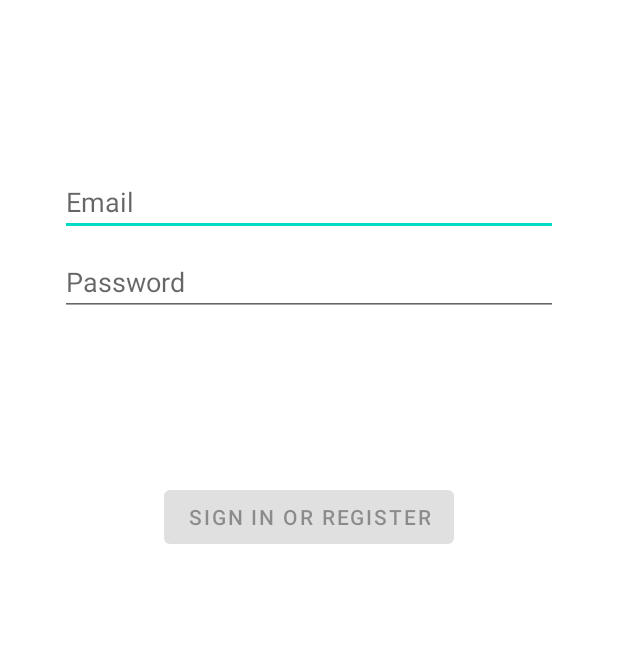
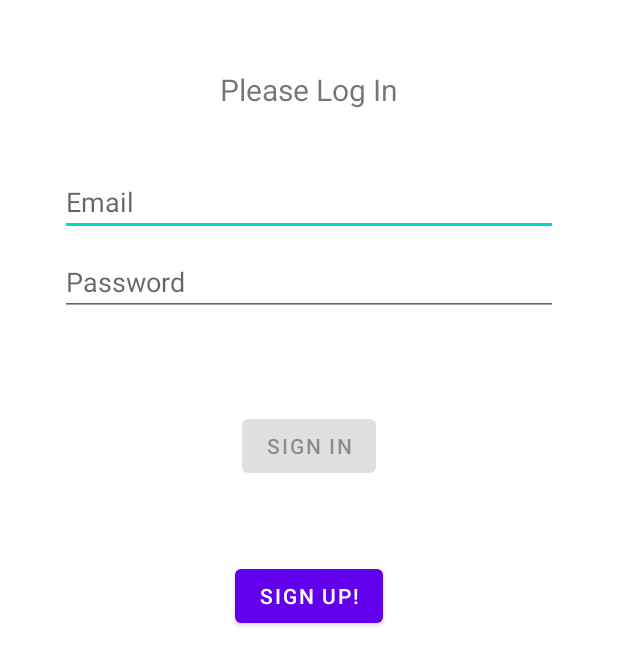
Before and after one commit to BCDross/ISIT322-GroupProject, an Android app: the screen it shows after launch (MainActivity), on a phone screen of 412 x 824 dp. Shown: the top 665 px of the screen. Run offline under Robolectric (Android 15) with nearby library versions, the phone set to English and light mode, and no system bars; our stand-ins replace navigation-ui.

Commit message:
starts register new user section

```diff
--- a/RookandLochBooks/app/src/main/java/com/hfad/rookandlochbooks/MainActivity.java
+++ b/RookandLochBooks/app/src/main/java/com/hfad/rookandlochbooks/MainActivity.java
@@ -53,6 +53,7 @@ public class MainActivity extends AppCompatActivity {
         Date currentTime = Calendar.getInstance().getTime();
         Boolean sessionIsActive = SessionManager.isSessionActive(currentTime,this);
         RookLochDatabaseHelper dbHelper = new RookLochDatabaseHelper(this);
+        dbHelper.getReadableDatabase();
 
 /*
         try {
--- a/RookandLochBooks/app/src/main/java/com/hfad/rookandlochbooks/ui/login/LoginFragment.java
+++ b/RookandLochBooks/app/src/main/java/com/hfad/rookandlochbooks/ui/login/LoginFragment.java
@@ -21,6 +21,7 @@ import android.view.ViewGroup;
 import android.view.inputmethod.EditorInfo;
 import android.widget.Button;
 import android.widget.EditText;
+import android.widget.ListView;
 import android.widget.ProgressBar;
 import android.widget.TextView;
 import android.widget.Toast;
@@ -29,6 +30,7 @@ import com.hfad.rookandlochbooks.MainActivity;
 import com.hfad.rookandlochbooks.data.RookLochDatabaseHelper;
 import com.hfad.rookandlochbooks.data.session.SessionManager;
 import com.hfad.rookandlochbooks.databinding.FragmentLoginBinding;
+import com.hfad.rookandlochbooks.ui.login.RegisterNewUser;
 
 import com.hfad.rookandlochbooks.R;
 import android.database.sqlite.SQLiteDatabase;
@@ -44,7 +46,6 @@ public class LoginFragment extends Fragment {
     private FragmentLoginBinding binding;
     private RookLochDatabaseHelper dbHelper;
     private Context context;
-
 
     @Nullable
     @Override
@@ -67,6 +68,7 @@ public class LoginFragment extends Fragment {
         final EditText passwordEditText = binding.password;
         final Button loginButton = binding.login;
         final ProgressBar loadingProgressBar = binding.loading;
+        final Button registerNewUserBtn = getView().findViewById(R.id.registerNewUserBtn);
 
         loginViewModel.getLoginFormState().observe(getViewLifecycleOwner(), new Observer<LoginFormState>() {
             @Override
@@ -140,6 +142,15 @@ public class LoginFragment extends Fragment {
 
             }
         });
+
+        registerNewUserBtn.setOnClickListener(new View.OnClickListener() {
+            @Override
+            public void onClick(View v) {
+                Intent k = new Intent(getActivity(), com.hfad.rookandlochbooks.ui.login.RegisterNewUser.class);
+                startActivity(k);
+
+            }
+        });
     }
 
     private void updateUiWithUser(LoggedInUserView model) {
--- a/RookandLochBooks/app/src/main/res/layout/fragment_login.xml
+++ b/RookandLochBooks/app/src/main/res/layout/fragment_login.xml
@@ -10,6 +10,20 @@
     android:paddingRight="@dimen/fragment_horizontal_margin"
     android:paddingBottom="@dimen/fragment_vertical_margin"
     tools:context=".ui.login.LoginFragment">
+
+    <TextView
+        android:id="@+id/textView"
+        android:layout_width="0dp"
+        android:layout_height="wrap_content"
+        android:layout_marginStart="50dp"
+        android:layout_marginTop="30dp"
+        android:layout_marginEnd="50dp"
+        android:text="@string/login_title"
+        android:textAlignment="center"
+        android:textSize="20dp"
+        app:layout_constraintEnd_toEndOf="parent"
+        app:layout_constraintStart_toStartOf="parent"
+        app:layout_constraintTop_toTopOf="parent" />
 
     <EditText
         android:id="@+id/username"
@@ -45,18 +59,33 @@
         android:id="@+id/login"
         android:layout_width="wrap_content"
         android:layout_height="wrap_content"
-        android:layout_gravity="start"
         android:layout_marginStart="48dp"
         android:layout_marginTop="16dp"
         android:layout_marginEnd="48dp"
         android:layout_marginBottom="64dp"
         android:enabled="false"
         android:text="@string/action_sign_in"
+        app:layout_constraintTop_toBottomOf="@+id/password"
         app:layout_constraintBottom_toBottomOf="parent"
         app:layout_constraintEnd_toEndOf="parent"
         app:layout_constraintStart_toStartOf="parent"
-        app:layout_constraintTop_toBottomOf="@+id/password"
-        app:layout_constraintVertical_bias="0.2" />
+        app:layout_constraintVertical_bias="0.1" />
+
+    <Button
+        android:id="@+id/registerNewUserBtn"
+        android:layout_width="wrap_content"
+        android:layout_height="wrap_content"
+        android:layout_gravity="start"
+        android:layout_marginStart="48dp"
+        android:layout_marginTop="16dp"
+        android:layout_marginEnd="48dp"
+        android:layout_marginBottom="64dp"
+        android:text="@string/action_register"
+        app:layout_constraintTop_toBottomOf="@+id/login"
+        app:layout_constraintBottom_toBottomOf="parent"
+        app:layout_constraintEnd_toEndOf="parent"
+        app:layout_constraintStart_toStartOf="parent"
+        app:layout_constraintVertical_bias="0.1" />
 
     <ProgressBar
         android:id="@+id/loading"
@@ -73,4 +102,7 @@
         app:layout_constraintStart_toStartOf="@+id/password"
         app:layout_constraintTop_toTopOf="parent"
         app:layout_constraintVertical_bias="0.3" />
+
+
+
 </androidx.constraintlayout.widget.ConstraintLayout>
--- a/RookandLochBooks/app/src/main/res/values/strings.xml
+++ b/RookandLochBooks/app/src/main/res/values/strings.xml
@@ -1,10 +1,12 @@
 <resources>
     <string name="app_name">Rook and Loch Books</string>
     <!-- Strings related to login -->
+    <string name="login_title">Please Log In</string>
     <string name="login">Login</string>
     <string name="prompt_email">Email</string>
     <string name="prompt_password">Password</string>
-    <string name="action_sign_in">Sign in or register</string>
+    <string name="action_sign_in">Sign In</string>
+    <string name="action_register">Sign Up!</string>
     <string name="action_sign_in_short">Sign in</string>
     <string name="welcome">"Welcome !"</string>
     <string name="invalid_username">Not a valid username</string>
@@ -12,6 +14,13 @@
     <string name="login_failed">"Login failed"</string>
     <string name="title_activity_scrolling">ScrollingActivity</string>
     <string name="camera">Camera</string>
+
+    <!-- strings related to new user register -->
+    <string name="register_title">Register New User</string>
+    <string name="registerButton">Register</string>
+    <string name="promptFName">First Name</string>
+    <string name="promptLName">Last Name</string>
+
 
     <!-- Strings related to the navigation -->
     <string name="action_settings">Settings</string>
--- a/RookandLochBooks/build.gradle
+++ b/RookandLochBooks/build.gradle
@@ -5,7 +5,7 @@ buildscript {
         jcenter()
     }
     dependencies {
-        classpath 'com.android.tools.build:gradle:4.2.0'
+        classpath 'com.android.tools.build:gradle:4.2.1'
 
         // NOTE: Do not place your application dependencies here; they belong
         // in the individual module build.gradle files
```
Also changed, not shown: RookandLochBooks/app/src/main/AndroidManifest.xml (+9 -7 lines), RookandLochBooks/app/src/main/java/com/hfad/rookandlochbooks/data/RookLochDatabaseHelper.java (+8 -7 lines), RookandLochBooks/app/src/main/java/com/hfad/rookandlochbooks/ui/login/RegisterNewUser.java (added, +62 -0 lines), RookandLochBooks/app/src/main/res/layout/activity_register_new_user.xml (added, +105 -0 lines).
